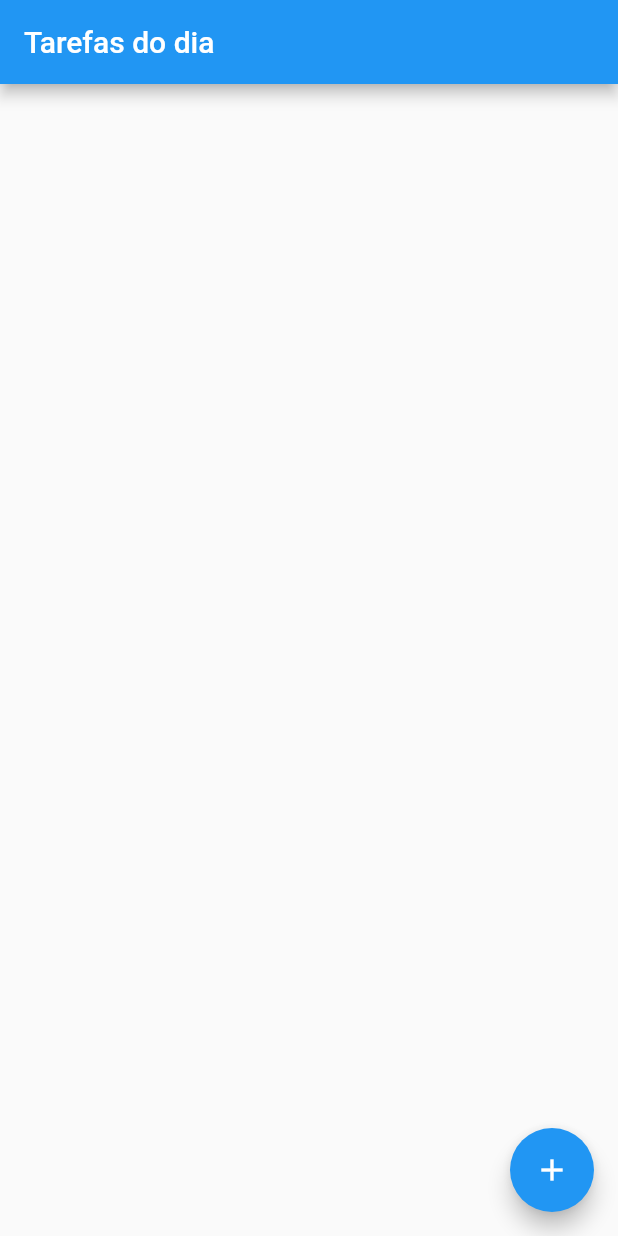
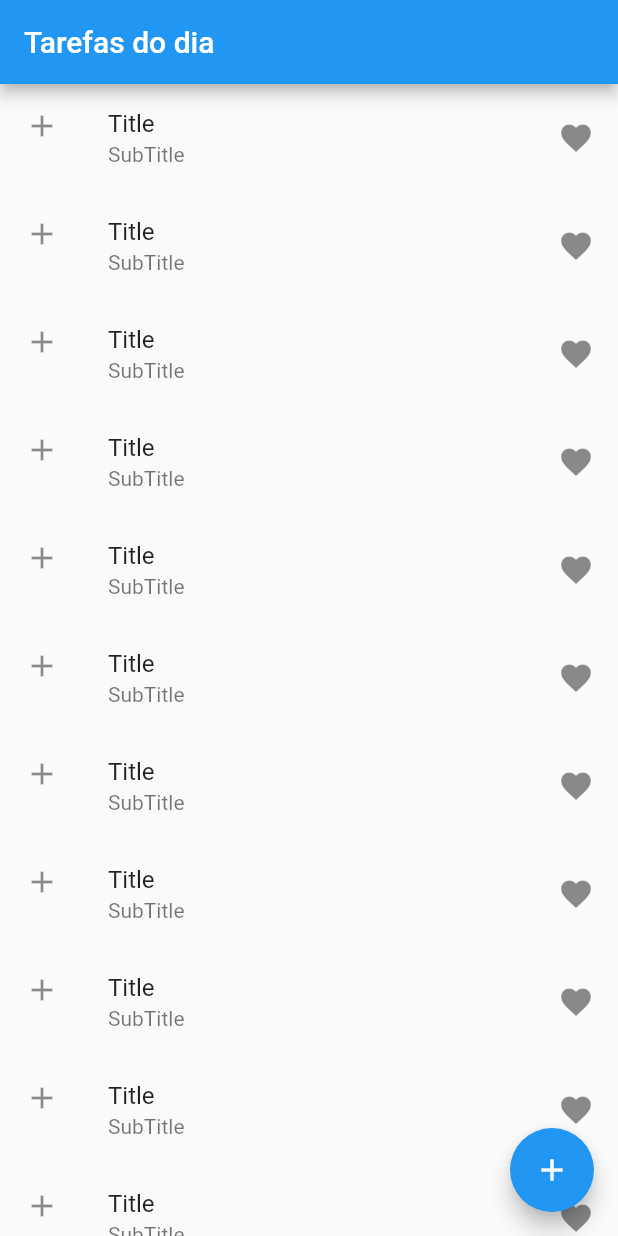
Before and after one commit to Innoue/FlutterLessons, a Flutter app: the screen it shows after launch, on a phone screen of 412 x 824 dp. Run offline on Flutter 3.47's test engine with Material 2 defaults, Android fonts, the phone set to English and light mode, and no system bars; our stand-ins replace google_fonts; missing offline and left inert: dart:ffi.

Commit message:
Testing ListView and ListTile

```diff
--- a/task_list_3/lib/main.dart
+++ b/task_list_3/lib/main.dart
@@ -34,6 +34,21 @@ class _MyHomePageState extends State<MyHomePage> {
       appBar: AppBar(
         title: Text('Tarefas do dia'),
       ),
+      body: ListView.builder(
+        itemCount: 20,
+        itemBuilder: (BuildContext context, int position){
+          return ListTile(
+            title: Text("Title"),
+            subtitle: Text("SubTitle"),
+            trailing: Icon(Icons.favorite),
+            leading: Icon(Icons.add),
+            onTap: (){
+              print('Selected $position');
+            },
+          );
+        }
+      )
+      ,
       floatingActionButton: FloatingActionButton(
         child: const Icon(Icons.add),
         onPressed: () {
```
